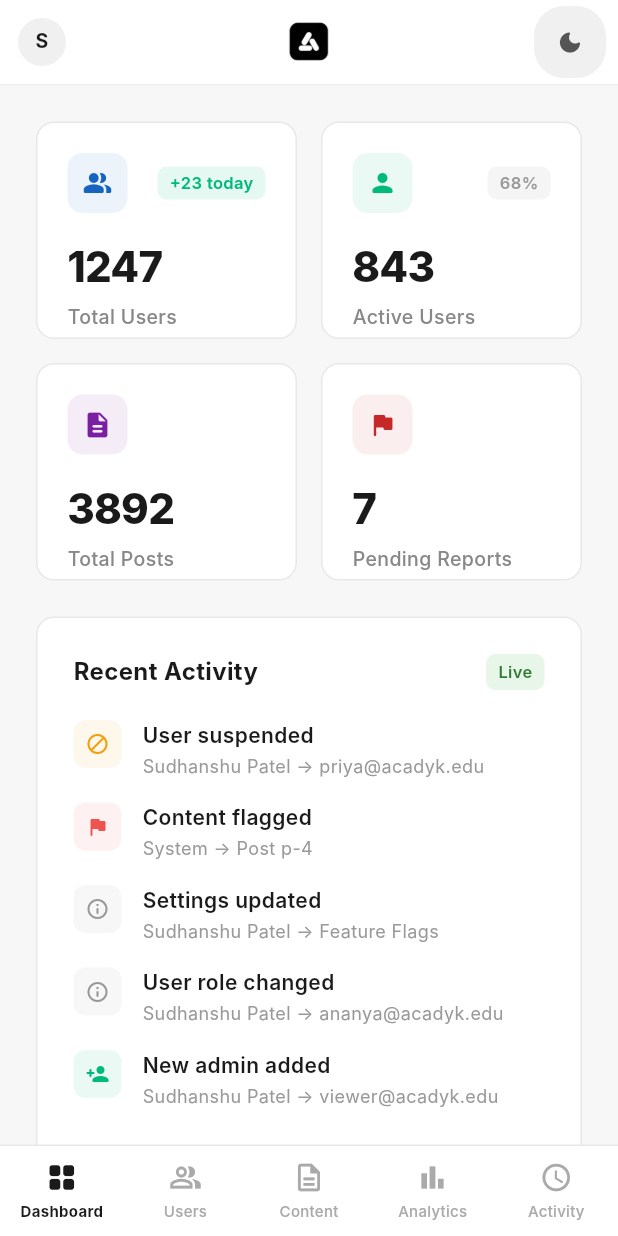
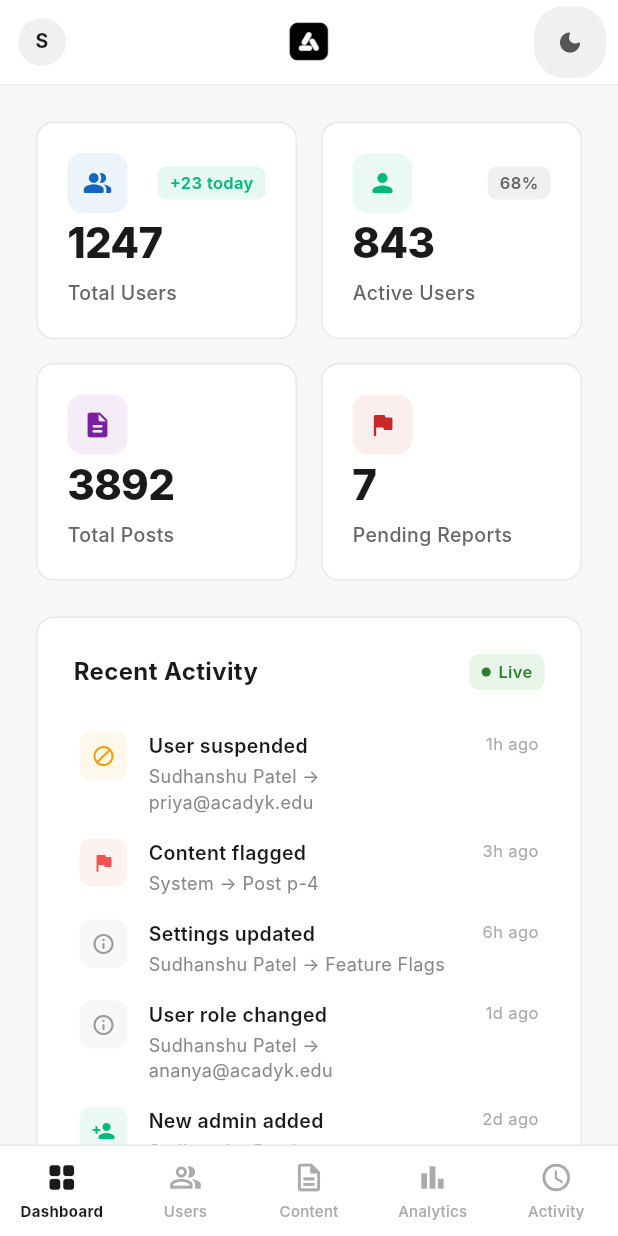
Before and after one commit to sudhanshupatel517-collab/adminacadyk, a Flutter app: the screen it shows after launch, on a phone screen of 412 x 824 dp. Run offline on Flutter 3.47's test engine with Material 3 defaults, Android fonts, the phone set to English and light mode, and no system bars; our stand-ins replace dio, flutter_riverpod, flutter_secure_storage, go_router, image_picker, timeago; accounts and stored records are empty; Roboto replaces fonts that are missing (Inter).

Commit message:
fix(dashboard): manage labels, level alignment, and interactive quick actions

```diff
--- a/lib/admin/screens/admin_dashboard_screen.dart
+++ b/lib/admin/screens/admin_dashboard_screen.dart
@@ -5,7 +5,8 @@ import '../widgets/admin_stat_card.dart';
 import '../widgets/admin_responsive.dart';
 
 class AdminDashboardScreen extends StatefulWidget {
-  const AdminDashboardScreen({super.key});
+  final ValueChanged<String>? onNavigate;
+  const AdminDashboardScreen({super.key, this.onNavigate});
 
   @override
   State<AdminDashboardScreen> createState() => _AdminDashboardScreenState();
@@ -65,7 +66,6 @@ class _AdminDashboardScreenState extends State<AdminDashboardScreen> {
       child: LayoutBuilder(
         builder: (context, constraints) {
           final isDesktop = constraints.maxWidth >= AdminBreakpoints.tablet;
-          final isTabletSize = constraints.maxWidth >= AdminBreakpoints.mobile && !isDesktop;
 
           return Column(
             crossAxisAlignment: CrossAxisAlignment.start,
@@ -114,22 +114,26 @@ class _AdminDashboardScreenState extends State<AdminDashboardScreen> {
         icon: Icons.people_alt_rounded,
         iconColor: isDark ? const Color(0xFF90CAF9) : const Color(0xFF1565C0),
         subtitle: '+${stats.newUsersToday} today',
+        onTap: () => widget.onNavigate?.call('users'),
       ),
       AdminStatCard(
         title: 'Active Users', value: '${stats.activeUsers}',
         icon: Icons.person_rounded,
         iconColor: const Color(0xFF00BA7C),
         subtitle: '${((stats.activeUsers / stats.totalUsers) * 100).toStringAsFixed(0)}%',
+        onTap: () => widget.onNavigate?.call('users'),
       ),
       AdminStatCard(
         title: 'Total Posts', value: '${stats.totalPosts}',
         icon: Icons.description_rounded,
         iconColor: isDark ? const Color(0xFFCE93D8) : const Color(0xFF7B1FA2),
+        onTap: () => widget.onNavigate?.call('content'),
       ),
       AdminStatCard(
         title: 'Pending Reports', value: '${stats.pendingReports}',
         icon: Icons.flag_rounded,
         iconColor: isDark ? const Color(0xFFEF9A9A) : const Color(0xFFC62828),
+        onTap: () => widget.onNavigate?.call('content'),
       ),
     ];
 
@@ -176,22 +180,35 @@ class _AdminDashboardScreenState extends State<AdminDashboardScreen> {
         crossAxisAlignment: CrossAxisAlignment.start,
         children: [
           Row(
+            mainAxisAlignment: MainAxisAlignment.spaceBetween,
             children: [
               Text('Recent Activity', style: TextStyle(
                 fontSize: 16, fontWeight: FontWeight.w700,
                 color: isDark ? Colors.white : const Color(0xFF1A1A1A),
               )),
-              const Spacer(),
               Container(
                 padding: const EdgeInsets.symmetric(horizontal: 8, vertical: 4),
                 decoration: BoxDecoration(
                   color: isDark ? const Color(0xFF1E3A2F) : const Color(0xFFE8F5E9),
                   borderRadius: BorderRadius.circular(6),
                 ),
-                child: Text('Live', style: TextStyle(
+                child: Row(
+                  mainAxisSize: MainAxisSize.min,
+                  children: [
+                    Container(
+                      width: 6, height: 6,
+                      decoration: const BoxDecoration(
+                        shape: BoxShape.circle,
+                        color: Color(0xFF2E7D32),
+                      ),
+                    ),
+                    const SizedBox(width: 5),
+                    Text('Live', style: TextStyle(
                       fontSize: 11, fontWeight: FontWeight.w600,
                       color: isDark ? const Color(0xFF66BB6A) : const Color(0xFF2E7D32),
                     )),
+                  ],
+                ),
               ),
             ],
           ),
@@ -229,8 +246,19 @@ class _AdminDashboardScreenState extends State<AdminDashboardScreen> {
                   actionColor = isDark ? const Color(0xFF888888) : const Color(0xFF999999);
               }
 
-              return Padding(
-                padding: const EdgeInsets.only(bottom: 16),
+              return InkWell(
+                onTap: () {
+                  if (entry.action.toLowerCase().contains('user')) {
+                    widget.onNavigate?.call('users');
+                  } else if (entry.action.toLowerCase().contains('content')) {
+                    widget.onNavigate?.call('content');
+                  } else if (entry.action.toLowerCase().contains('setting')) {
+                    widget.onNavigate?.call('settings');
+                  }
+                },
+                borderRadius: BorderRadius.circular(8),
+                child: Padding(
+                  padding: const EdgeInsets.symmetric(vertical: 8, horizontal: 4),
                   child: Row(
                     crossAxisAlignment: CrossAxisAlignment.start,
                     children: [
@@ -248,18 +276,23 @@ class _AdminDashboardScreenState extends State<AdminDashboardScreen> {
                           crossAxisAlignment: CrossAxisAlignment.start,
                           children: [
                             Text(entry.action, style: TextStyle(
-                            fontSize: 14, fontWeight: FontWeight.w600,
+                              fontSize: 13, fontWeight: FontWeight.w600,
                               color: isDark ? Colors.white : const Color(0xFF1A1A1A),
                             )),
                             const SizedBox(height: 2),
-                          Text('${entry.performedBy} \u2192 ${entry.target}', style: TextStyle(
+                            Text('${entry.performedBy} -> ${entry.target}', style: TextStyle(
                               fontSize: 12,
-                            color: isDark ? const Color(0xFF666666) : const Color(0xFF999999),
+                              color: isDark ? const Color(0xFF666666) : const Color(0xFF888888),
                             )),
                           ],
                         ),
                       ),
+                      Text(_timeAgo(entry.timestamp), style: TextStyle(
+                        fontSize: 11,
+                        color: isDark ? const Color(0xFF444444) : const Color(0xFFAAAAAA),
+                      )),
                     ],
+                  ),
                 ),
               );
             }),
@@ -272,9 +305,9 @@ class _AdminDashboardScreenState extends State<AdminDashboardScreen> {
     final cardBg = isDark ? const Color(0xFF161616) : Colors.white;
     final borderColor = isDark ? const Color(0xFF252525) : const Color(0xFFE8E8E8);
     final items = [
-      {'label': 'Opportunities', 'value': '${stats.totalOpportunities}', 'icon': Icons.work_rounded, 'color': isDark ? const Color(0xFF90CAF9) : const Color(0xFF1565C0)},
-      {'label': 'Clubs', 'value': '${stats.totalClubs}', 'icon': Icons.groups_rounded, 'color': isDark ? const Color(0xFFCE93D8) : const Color(0xFF7B1FA2)},
-      {'label': 'Events', 'value': '${stats.totalEvents}', 'icon': Icons.event_rounded, 'color': isDark ? const Color(0xFFA5D6A7) : const Color(0xFF2E7D32)},
+      {'label': 'Opportunities', 'value': '${stats.totalOpportunities}', 'icon': Icons.work_rounded, 'color': isDark ? const Color(0xFF90CAF9) : const Color(0xFF1565C0), 'route': 'content'},
+      {'label': 'Clubs', 'value': '${stats.totalClubs}', 'icon': Icons.groups_rounded, 'color': isDark ? const Color(0xFFCE93D8) : const Color(0xFF7B1FA2), 'route': 'content'},
+      {'label': 'Events', 'value': '${stats.totalEvents}', 'icon': Icons.event_rounded, 'color': isDark ? const Color(0xFFA5D6A7) : const Color(0xFF2E7D32), 'route': 'content'},
     ];
 
     return Container(
@@ -292,8 +325,11 @@ class _AdminDashboardScreenState extends State<AdminDashboardScreen> {
             color: isDark ? Colors.white : const Color(0xFF1A1A1A),
           )),
           const SizedBox(height: 20),
-          ...items.map((item) => Padding(
-            padding: const EdgeInsets.only(bottom: 16),
+          ...items.map((item) => InkWell(
+            onTap: () => widget.onNavigate?.call(item['route'] as String),
+            borderRadius: BorderRadius.circular(8),
+            child: Padding(
+              padding: const EdgeInsets.symmetric(vertical: 8, horizontal: 4),
               child: Row(
                 children: [
                   Container(
@@ -314,6 +350,7 @@ class _AdminDashboardScreenState extends State<AdminDashboardScreen> {
                     color: isDark ? Colors.white : const Color(0xFF1A1A1A),
                   )),
                 ],
+              ),
             ),
           )),
         ],
@@ -340,22 +377,30 @@ class _AdminDashboardScreenState extends State<AdminDashboardScreen> {
             color: isDark ? Colors.white : const Color(0xFF1A1A1A),
           )),
           const SizedBox(height: 16),
-          _buildActionButton(isDark, Icons.person_add_rounded, 'Add New User'),
+          _buildActionButton(isDark, Icons.person_add_rounded, 'Add New User', () {
+            widget.onNavigate?.call('users');
+          }),
           const SizedBox(height: 8),
-          _buildActionButton(isDark, Icons.shield_rounded, 'Review Reports'),
+          _buildActionButton(isDark, Icons.shield_rounded, 'Review Reports', () {
+            widget.onNavigate?.call('content');
+          }),
           const SizedBox(height: 8),
-          _buildActionButton(isDark, Icons.download_rounded, 'Export Data'),
+          _buildActionButton(isDark, Icons.download_rounded, 'Export Data', () {
+            ScaffoldMessenger.of(context).showSnackBar(
+              const SnackBar(content: Text('Exporting campus records to CSV...')),
+            );
+          }),
         ],
       ),
     );
   }
 
-  Widget _buildActionButton(bool isDark, IconData icon, String label) {
+  Widget _buildActionButton(bool isDark, IconData icon, String label, VoidCallback onTap) {
     return Material(
       color: Colors.transparent,
       child: InkWell(
         borderRadius: BorderRadius.circular(8),
-        onTap: () {},
+        onTap: onTap,
         child: Container(
           padding: const EdgeInsets.symmetric(horizontal: 14, vertical: 12),
           decoration: BoxDecoration(
@@ -379,4 +424,11 @@ class _AdminDashboardScreenState extends State<AdminDashboardScreen> {
       ),
     );
   }
+
+  String _timeAgo(DateTime dt) {
+    final diff = DateTime.now().difference(dt);
+    if (diff.inHours < 1) return '${diff.inMinutes}m ago';
+    if (diff.inHours < 24) return '${diff.inHours}h ago';
+    return '${diff.inDays}d ago';
   }
+}
--- a/lib/admin/widgets/admin_stat_card.dart
+++ b/lib/admin/widgets/admin_stat_card.dart
@@ -6,6 +6,7 @@ class AdminStatCard extends StatelessWidget {
   final IconData icon;
   final Color? iconColor;
   final String? subtitle;
+  final VoidCallback? onTap;
 
   const AdminStatCard({
     super.key,
@@ -14,6 +15,7 @@ class AdminStatCard extends StatelessWidget {
     required this.icon,
     this.iconColor,
     this.subtitle,
+    this.onTap,
   });
 
   @override
@@ -23,7 +25,7 @@ class AdminStatCard extends StatelessWidget {
     final borderColor = isDark ? const Color(0xFF252525) : const Color(0xFFE8E8E8);
     final effectiveIconColor = iconColor ?? (isDark ? const Color(0xFFCCCCCC) : const Color(0xFF555555));
 
-    return Container(
+    Widget card = Container(
       padding: const EdgeInsets.all(20),
       decoration: BoxDecoration(
         color: cardBg,
@@ -46,37 +48,60 @@ class AdminStatCard extends StatelessWidget {
                 child: Icon(icon, size: 20, color: effectiveIconColor),
               ),
               if (subtitle != null)
-                Flexible(
-                  child: Container(
+                Container(
                   padding: const EdgeInsets.symmetric(horizontal: 8, vertical: 3),
                   decoration: BoxDecoration(
-                      color: subtitle!.contains('+')
+                    color: subtitle!.startsWith('+')
                         ? const Color(0xFF00BA7C).withValues(alpha: 0.1)
-                          : (isDark ? const Color(0xFF1A1A1A) : const Color(0xFFF5F5F5)),
+                        : (isDark ? const Color(0xFF222222) : const Color(0xFFF0F0F0)),
                     borderRadius: BorderRadius.circular(6),
                   ),
-                    child: Text(subtitle!, style: TextStyle(
-                      fontSize: 11, fontWeight: FontWeight.w600,
-                      color: subtitle!.contains('+')
+                  child: Text(
+                    subtitle!,
+                    style: TextStyle(
+                      fontSize: 11,
+                      fontWeight: FontWeight.w600,
+                      color: subtitle!.startsWith('+')
                           ? const Color(0xFF00BA7C)
-                          : (isDark ? const Color(0xFF888888) : const Color(0xFF999999)),
-                    ), overflow: TextOverflow.ellipsis),
+                          : (isDark ? const Color(0xFF888888) : const Color(0xFF666666)),
+                    ),
                   ),
                 ),
             ],
           ),
-          const SizedBox(height: 16),
-          Text(value, style: TextStyle(
-            fontSize: 28, fontWeight: FontWeight.w800, letterSpacing: -0.5,
+          const Spacer(),
+          Text(
+            value,
+            style: TextStyle(
+              fontSize: 28,
+              fontWeight: FontWeight.w800,
               color: isDark ? Colors.white : const Color(0xFF1A1A1A),
-          ), overflow: TextOverflow.ellipsis),
+              letterSpacing: -0.5,
+            ),
+          ),
           const SizedBox(height: 4),
-          Text(title, style: TextStyle(
-            fontSize: 13, fontWeight: FontWeight.w500,
-            color: isDark ? const Color(0xFF888888) : const Color(0xFF888888),
-          ), overflow: TextOverflow.ellipsis),
+          Text(
+            title,
+            style: TextStyle(
+              fontSize: 13,
+              fontWeight: FontWeight.w500,
+              color: isDark ? const Color(0xFF888888) : const Color(0xFF666666),
+            ),
+          ),
         ],
       ),
     );
+
+    if (onTap != null) {
+      return Material(
+        color: Colors.transparent,
+        child: InkWell(
+          borderRadius: BorderRadius.circular(12),
+          onTap: onTap,
+          child: card,
+        ),
+      );
+    }
+    return card;
   }
 }
```
Also changed, not shown: 1 other file. Lines whose indentation alone changed are shown as unchanged.
